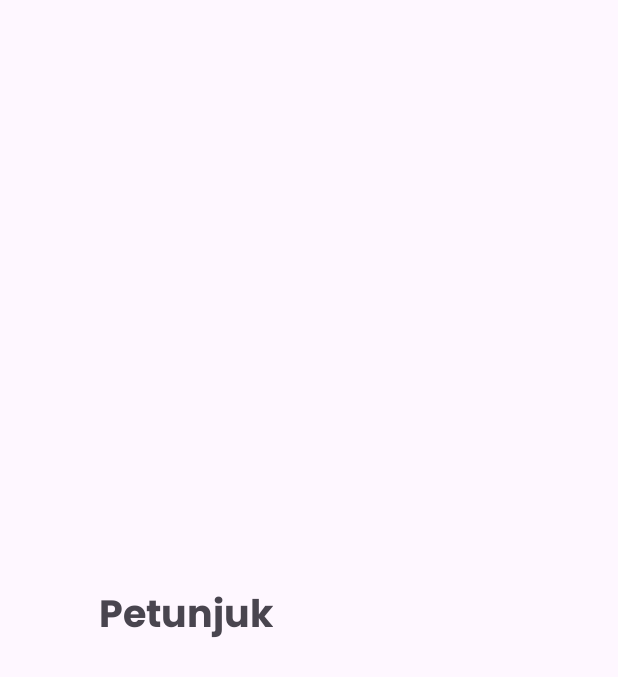
After one commit to AsimaPrimaYohanaT/HijaiyahKu_New, an Android app: the layout fragment_daftar_soal.xml on its own in the app's theme, with its tools: preview values and no code run, on a phone screen of 412 x 824 dp. The commit adds this screen. Shown: the top 677 px of the screen. Run offline under Robolectric (Android 15) with nearby library versions, the phone set to English and light mode, and no system bars.

Commit message:
add: simple code

```diff
--- a/app/src/main/java/com/example/hijaiyahku_new/ChooseQuest.kt
+++ b/app/src/main/java/com/example/hijaiyahku_new/ChooseQuest.kt
@@ -6,6 +6,7 @@ import android.content.pm.ActivityInfo
 import androidx.appcompat.app.AppCompatActivity
 import android.os.Bundle
 import com.example.hijaiyahku_new.databinding.ActivityChooseQuestBinding
+import com.example.hijaiyahku_new.fragment.HintChooseQuest
 
 class ChooseQuest : AppCompatActivity() {
 
@@ -16,11 +17,16 @@ class ChooseQuest : AppCompatActivity() {
         setContentView(binding.root)
         setRequestedOrientation(ActivityInfo.SCREEN_ORIENTATION_PORTRAIT)
         playAnimation()
+
+        val hintFragment : HintChooseQuest = HintChooseQuest()
+        hintFragment.show(supportFragmentManager,"HintQuest")
         binding.btnPisah.setOnClickListener {
             val toHurufPisah = Intent(this@ChooseQuest, DaftarSoal::class.java)
             toHurufPisah.putExtra("jenis", "pisah")
             startActivity(toHurufPisah)
         }
+
+
 
         binding.btnSambung.setOnClickListener {
             val toHurufSambung = Intent(this@ChooseQuest, DaftarSoal::class.java)
--- a/app/src/main/java/com/example/hijaiyahku_new/DaftarSoal.kt
+++ b/app/src/main/java/com/example/hijaiyahku_new/DaftarSoal.kt
@@ -10,6 +10,7 @@ import androidx.lifecycle.ViewModelProvider
 import androidx.recyclerview.widget.GridLayoutManager
 import androidx.recyclerview.widget.RecyclerView
 import com.example.hijaiyahku_new.databinding.ActivityDaftarSoalBinding
+import com.example.hijaiyahku_new.fragment.DaftarSoalFragment
 import com.example.hijaiyahku_new.fragment.HintFragment
 import com.example.hijaiyahku_new.fragment.SuccessFragment
 import com.example.hijaiyahku_new.utils.SoalSortType
@@ -34,6 +35,8 @@ class DaftarSoal : AppCompatActivity() {
 
         val jenis = intent.getStringExtra("jenis")
         playAnimation()
+        val daftarSoalFragment = DaftarSoalFragment()
+        daftarSoalFragment.show(supportFragmentManager,"DaftarSoalFragment")
         binding.info.setOnClickListener {
             hintDialog.show(supportFragmentManager, "CustomDialog")
         }
--- /dev/null
+++ b/app/src/main/java/com/example/hijaiyahku_new/DaftarSoalFragment.kt
@@ -0,0 +1,6 @@
+package com.example.hijaiyahku_new
+
+// TODO: Rename parameter arguments, choose names that match
+// the fragment initialization parameters, e.g. ARG_ITEM_NUMBER
+private const val ARG_PARAM1 = "param1"
+private const val ARG_PARAM2 = "param2"
--- /dev/null
+++ b/app/src/main/res/layout/fragment_daftar_soal.xml
@@ -0,0 +1,44 @@
+<?xml version="1.0" encoding="utf-8"?>
+<LinearLayout xmlns:android="http://schemas.android.com/apk/res/android"
+    android:layout_width="300dp"
+    xmlns:app="http://schemas.android.com/apk/res-auto"
+    android:layout_gravity="center"
+    android:gravity="center"
+    android:background="@android:color/transparent"
+    android:layout_height="wrap_content"
+    android:paddingStart="10dp"
+    android:paddingEnd="10dp"
+    android:paddingTop="10dp"
+    android:paddingBottom="10dp"
+    android:orientation="vertical">
+
+    <!-- Add your custom dialog content here -->
+
+
+
+    <androidx.appcompat.widget.LinearLayoutCompat
+        android:layout_width="match_parent"
+        android:layout_height="wrap_content" >
+        <TextView
+            android:layout_width="wrap_content"
+            android:layout_height="wrap_content"
+            android:textSize="25sp"
+            android:fontFamily="@font/poppins_bold"
+            android:text="@string/petunjuk" />
+
+
+
+
+    </androidx.appcompat.widget.LinearLayoutCompat>
+
+
+
+
+
+
+
+
+
+
+
+</LinearLayout>
--- a/app/src/main/res/values/strings.xml
+++ b/app/src/main/res/values/strings.xml
@@ -16,4 +16,6 @@
     <string name="ulangi">Ulangi</string>
     <string name="huruf_nsambung">Huruf \nSambung</string>
     <string name="huruf_pisah">Huruf Pisah</string>
+    <!-- TODO: Remove or change this placeholder text -->
+    <string name="hello_blank_fragment">Hello blank fragment</string>
 </resources>
```
Also changed, not shown: app/src/main/java/com/example/hijaiyahku_new/MainActivity.kt (+3 -19 lines), app/src/main/java/com/example/hijaiyahku_new/fragment/DaftarSoalFragment.kt (added, +29 -0 lines), app/src/main/java/com/example/hijaiyahku_new/fragment/HintChooseQuest.kt (added, +29 -0 lines), app/src/main/res/layout/fragment_hint_choose_quest.xml (added, +44 -0 lines).
